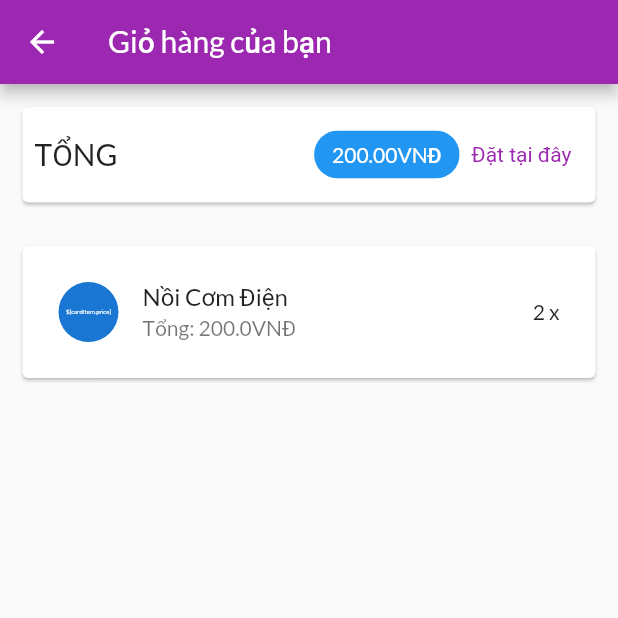
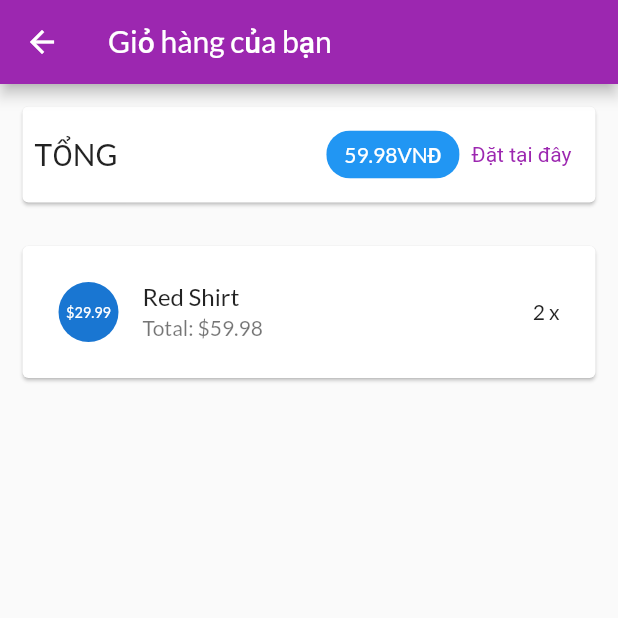
Before and after one commit to 23-24Sem1-Courses/ct48401-project-BuiVanTienB2014620, a Flutter app: the CartScreen screen opened by its route, on a phone screen of 412 x 824 dp, the top half of it. Run offline on Flutter 3.47's test engine with Material 2 defaults, Android fonts, the phone set to English and light mode, and no system bars; our stand-ins replace flutter_dotenv, shared_preferences; accounts and stored records are empty.

Commit message:
new update 10/28/2023

```diff
--- a/lib/ui/cart/cart_item_card.dart
+++ b/lib/ui/cart/cart_item_card.dart
@@ -1,24 +1,24 @@
 import 'package:flutter/material.dart';
-import 'package:myshop/ui/cart/cart_manager.dart';
+import 'package:myshop/ui/shared/dialog_utils.dart';
 import 'package:provider/provider.dart';
 
 import '../../models/cart_item.dart';
-import '../shared/dialog_utils.dart';
+import 'cart_manager.dart';
 
 class CartItemCard extends StatelessWidget {
   final String productId;
-  final CartItem cartItem;
+  final CartItem cardItem;
 
   const CartItemCard({
     required this.productId,
-    required this.cartItem,
+    required this.cardItem,
     super.key,
   });
 
   @override
   Widget build(BuildContext context) {
     return Dismissible(
-      key: ValueKey(cartItem.id),
+      key: ValueKey(cardItem.id),
       background: Container(
         color: Theme.of(context).colorScheme.error,
         alignment: Alignment.centerRight,
@@ -35,9 +35,9 @@ class CartItemCard extends StatelessWidget {
       ),
       direction: DismissDirection.endToStart,
       confirmDismiss: (direction) {
-        return showConfirmDialog(
+        return showConfirmDialong(
           context,
-          'Bạn có muốn xóa sản phẩm khỏi giỏ hàng',
+          'Do you want to remove the item from the cart?',
         );
       },
       onDismissed: (direction) {
@@ -60,13 +60,13 @@ class CartItemCard extends StatelessWidget {
             child: Padding(
               padding: const EdgeInsets.all(5),
               child: FittedBox(
-                child: Text('\${cardItem.price}'),
+                child: Text('\$${cardItem.price}'),
               ),
             ),
           ),
-          title: Text(cartItem.title),
-          subtitle: Text('Tổng: ${(cartItem.price * cartItem.quantity)}\VNĐ'),
-          trailing: Text('${cartItem.quantity} x'),
+          title: Text(cardItem.title),
+          subtitle: Text('Total: \$${(cardItem.price * cardItem.quantity)}'),
+          trailing: Text('${cardItem.quantity} x'),
         ),
       ),
     );
--- a/lib/ui/cart/cart_manager.dart
+++ b/lib/ui/cart/cart_manager.dart
@@ -7,8 +7,8 @@ class CartManager with ChangeNotifier {
   final Map<String, CartItem> _items = {
     'p1': CartItem(
       id: 'c1',
-      title: 'Nồi Cơm Điện',
-      price: 100.000,
+      title: 'Red Shirt',
+      price: 29.99,
       quantity: 2,
     ),
   };
@@ -22,11 +22,11 @@ class CartManager with ChangeNotifier {
   }
 
   Iterable<MapEntry<String, CartItem>> get productEntries {
-    return _items.entries;
+    return {..._items}.entries;
   }
 
-  double get totalAmount {
-    var total = 0.000;
+  double get totalAmpunt {
+    var total = 0.0;
     _items.forEach((key, cartItem) {
       total += cartItem.price * cartItem.quantity;
     });
@@ -36,9 +36,11 @@ class CartManager with ChangeNotifier {
   void addItem(Product product) {
     if (_items.containsKey(product.id)) {
       _items.update(
-          product.id!,
-          (existingCartItem) => existingCartItem.copyWith(
-              quantity: existingCartItem.quantity + 1));
+        product.id!,
+        (existingCarItem) => existingCarItem.copyWith(
+          quantity: existingCarItem.quantity + 1,
+        ),
+      );
     } else {
       _items.putIfAbsent(
         product.id!,
@@ -59,10 +61,11 @@ class CartManager with ChangeNotifier {
     }
     if (_items[productId]?.quantity as num > 1) {
       _items.update(
-          productId,
-          (existingCartItem) => existingCartItem.copyWith(
-                quantity: existingCartItem.quantity - 1,
-              ));
+        productId,
+        (existingCardItem) => existingCardItem.copyWith(
+          quantity: existingCardItem.quantity - 1,
+        ),
+      );
     } else {
       _items.remove(productId);
     }
@@ -76,7 +79,6 @@ class CartManager with ChangeNotifier {
 
   void clearAllItems() {
     _items.clear();
-
     notifyListeners();
   }
 }
--- a/lib/ui/cart/cart_screen.dart
+++ b/lib/ui/cart/cart_screen.dart
@@ -35,7 +35,7 @@ class CartScreen extends StatelessWidget {
           .map(
             (entry) => CartItemCard(
               productId: entry.key,
-              cartItem: entry.value,
+              cardItem: entry.value,
             ),
           )
           .toList(),
@@ -57,7 +57,7 @@ class CartScreen extends StatelessWidget {
             const Spacer(),
             Chip(
               label: Text(
-                '${cart.totalAmount.toStringAsFixed(2)}\VNĐ',
+                '${cart.totalAmpunt.toStringAsFixed(2)}\VNĐ',
                 style: TextStyle(
                   color: Theme.of(context).primaryTextTheme.titleLarge?.color,
                 ),
@@ -65,12 +65,12 @@ class CartScreen extends StatelessWidget {
               backgroundColor: Theme.of(context).primaryColor,
             ),
             TextButton(
-              onPressed: cart.totalAmount <= 0
+              onPressed: cart.totalAmpunt <= 0
                   ? null
                   : () {
                       context.read<OrdersManager>().addOrder(
                             cart.products,
-                            cart.totalAmount,
+                            cart.totalAmpunt,
                           );
                       cart.clearAllItems();
                     },
--- a/lib/ui/orders/order_manager.dart
+++ b/lib/ui/orders/order_manager.dart
@@ -1,4 +1,5 @@
-import 'package:flutter/material.dart';
+import 'package:flutter/foundation.dart';
+import 'package:flutter/widgets.dart';
 
 import '../../models/cart_item.dart';
 import '../../models/order_item.dart';
@@ -7,19 +8,18 @@ class OrdersManager with ChangeNotifier {
   final List<OrderItem> _orders = [
     OrderItem(
       id: 'o1',
-      amount: 200.000,
+      amount: 59.98,
       products: [
         CartItem(
           id: 'c1',
-          title: 'Nồi Cơm Điện',
-          price: 100.000,
+          title: 'Red Shirt',
+          price: 29.29,
           quantity: 2,
-        ),
+        ) //CartItem
       ],
       dateTime: DateTime.now(),
-    ),
+    )
   ];
-
   int get orderCount {
     return _orders.length;
   }
@@ -28,7 +28,7 @@ class OrdersManager with ChangeNotifier {
     return [..._orders];
   }
 
-  void addOrder(List<CartItem> cartProducts, double total) {
+  void addOrder(List<CartItem> cartProducts, double total) async {
     _orders.insert(
       0,
       OrderItem(
@@ -38,6 +38,7 @@ class OrdersManager with ChangeNotifier {
         dateTime: DateTime.now(),
       ),
     );
+
     notifyListeners();
   }
 }
--- a/lib/ui/products/edit_product_screen.dart
+++ b/lib/ui/products/edit_product_screen.dart
@@ -1,9 +1,9 @@
 import 'package:flutter/material.dart';
 import 'package:myshop/ui/products/products_manager.dart';
+import 'package:myshop/ui/shared/dialog_utils.dart';
 import 'package:provider/provider.dart';
 
 import '../../models/product.dart';
-import '../shared/dialog_utils.dart';
 
 class EditProductScreen extends StatefulWidget {
   static const routeName = '/edit-product';
```
Also changed, not shown: lib/ui/auth/app_banner.dart (+4 -4 lines), lib/ui/auth/auth_card.dart (+7 -7 lines), lib/ui/orders/order_item_card.dart (+8 -7 lines), lib/ui/products/product_detail_screen.dart (+7 -5 lines), lib/ui/products/product_grid_tile.dart (+18 -7 lines), lib/ui/products/products_grid.dart (+9 -3 lines), lib/ui/shared/dialog_utils.dart (+5 -7 lines).
